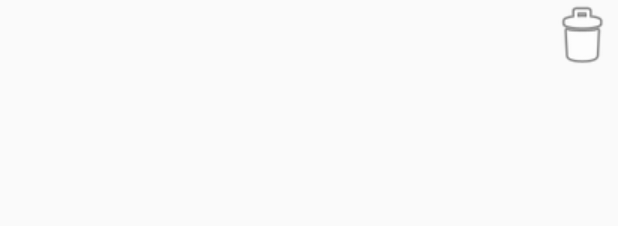
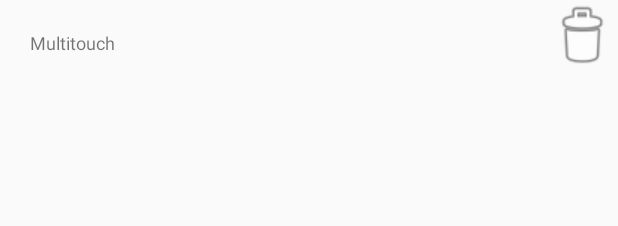
Before and after one commit to cardinalblue/collage-gesture-detector-android, an Android app: the layout activity_my_gesture_editor.xml on its own in the app's theme, with its tools: preview values and no code run, on a phone screen of 412 x 824 dp. Shown: the top 226 px of the screen. Run offline under Robolectric (Android 15) with nearby library versions, the phone set to English and light mode, and no system bars.

Commit message:
Add feature: Configurable enable/disable multitouch.

```diff
--- a/app-demo/src/main/res/layout/activity_my_gesture_editor.xml
+++ b/app-demo/src/main/res/layout/activity_my_gesture_editor.xml
@@ -15,6 +15,19 @@
         app:layout_constraintRight_toRightOf="parent"/>
 
     <TextView
+        android:id="@+id/btn_enable"
+        android:layout_width="wrap_content"
+        android:layout_height="48dp"
+        android:layout_margin="20dp"
+        android:clickable="true"
+        android:focusable="true"
+        android:gravity="start"
+        android:textSize="12sp"
+        android:text="@string/enable_multitouch"
+        app:layout_constraintTop_toTopOf="parent"
+        app:layout_constraintLeft_toLeftOf="parent"/>
+
+    <TextView
         android:id="@+id/text_gesture_test"
         android:layout_width="0dp"
         android:layout_height="wrap_content"
--- a/app-demo/src/main/res/values/strings.xml
+++ b/app-demo/src/main/res/values/strings.xml
@@ -5,4 +5,5 @@
     <string name="loading" tools:ignore="MissingTranslation">Loading</string>
     <string name="menu_settings" tools:ignore="MissingTranslation">Settings</string>
     <string name="tap_anywhere_to_start">Tap anywhere to start</string>
+    <string name="enable_multitouch">Multitouch</string>
 </resources>
```
Also changed, not shown: app-demo/src/main/java/com/cardinalblue/demo/GestureEditorActivity.kt (+16 -0 lines), collage-gesture-detector/src/main/java/com/cardinalblue/gesture/GestureDetector.java (+14 -0 lines), collage-gesture-detector/src/main/java/com/cardinalblue/gesture/state/DragState.java (+16 -0 lines), collage-gesture-detector/src/main/java/com/cardinalblue/gesture/state/IdleState.java (+7 -1 lines), collage-gesture-detector/src/main/java/com/cardinalblue/gesture/state/SingleFingerPressingState.java (+9 -1 lines).
